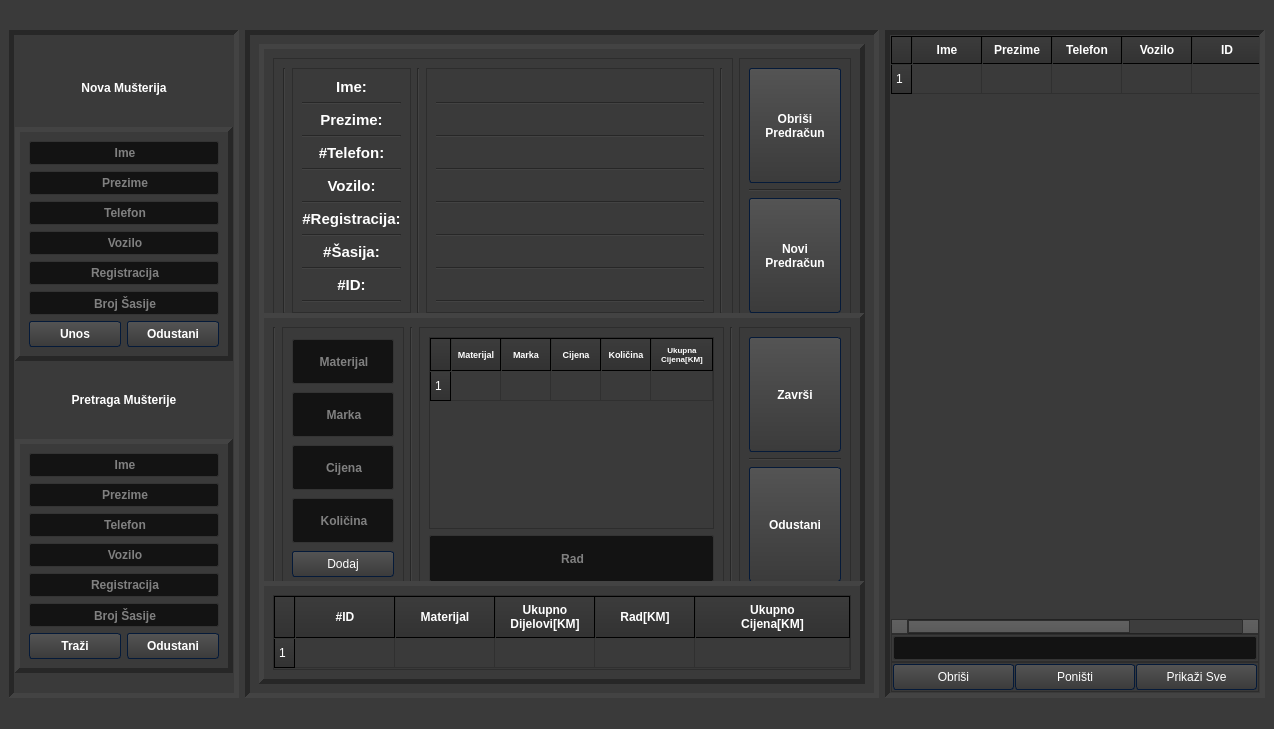
Qt form untitled.ui (4ntim4tter/Budget-Flow) before a commit.
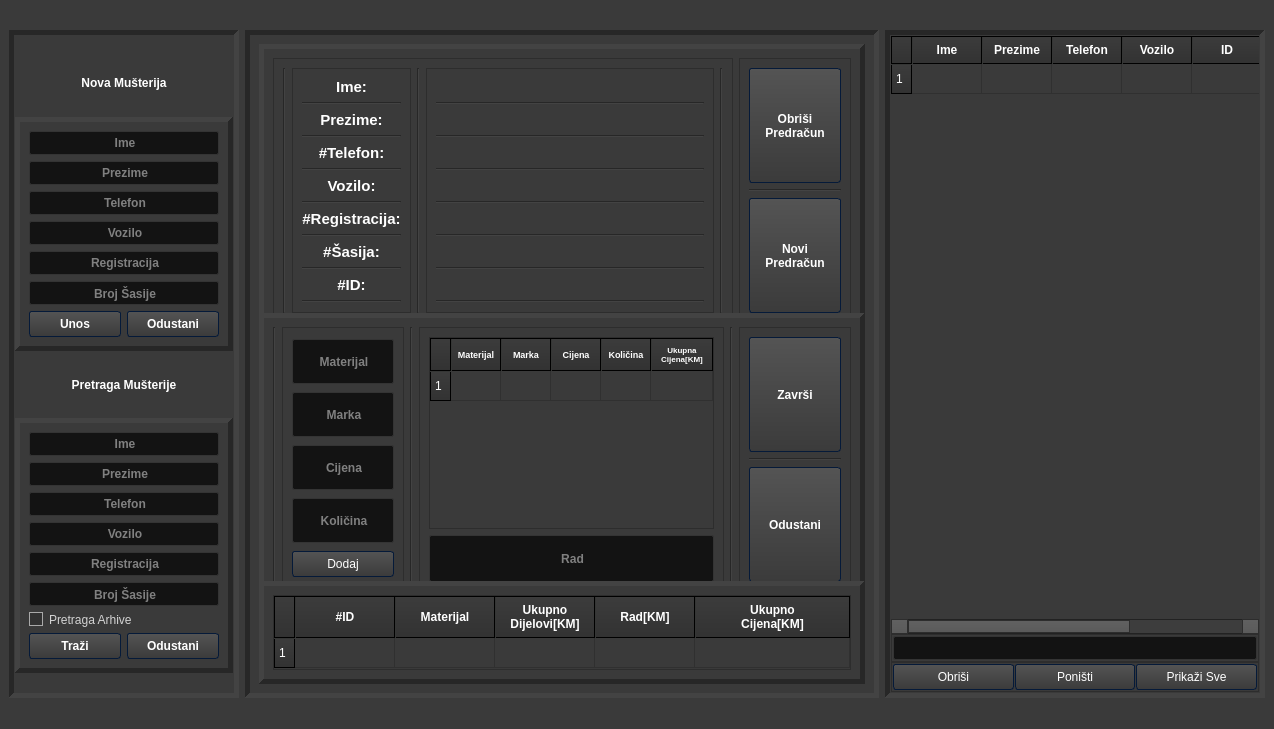
The same form after that commit. Icons and pictures are not drawn.

Commit message: added archive button

Patch:
```diff
--- a/untitled.ui
+++ b/untitled.ui
@@ -1395,7 +1395,7 @@
           <number>5</number>
          </property>
          <layout class="QFormLayout" name="formLayout_3">
-          <item row="1" column="0" colspan="2">
+          <item row="0" column="0" colspan="2">
            <widget class="QLineEdit" name="search_customer_name">
             <property name="sizePolicy">
              <sizepolicy hsizetype="Expanding" vsizetype="Expanding">
@@ -1419,7 +1419,7 @@
             </property>
            </widget>
           </item>
-          <item row="2" column="0" colspan="2">
+          <item row="1" column="0" colspan="2">
            <widget class="QLineEdit" name="search_customer_surname">
             <property name="sizePolicy">
              <sizepolicy hsizetype="Expanding" vsizetype="Expanding">
@@ -1443,7 +1443,7 @@
             </property>
            </widget>
           </item>
-          <item row="3" column="0" colspan="2">
+          <item row="2" column="0" colspan="2">
            <widget class="QLineEdit" name="search_customer_phone">
             <property name="sizePolicy">
              <sizepolicy hsizetype="Expanding" vsizetype="Expanding">
@@ -1470,7 +1470,7 @@
             </property>
            </widget>
           </item>
-          <item row="4" column="0" colspan="2">
+          <item row="3" column="0" colspan="2">
            <widget class="QLineEdit" name="search_customer_vehicle">
             <property name="sizePolicy">
              <sizepolicy hsizetype="Expanding" vsizetype="Expanding">
@@ -1497,7 +1497,7 @@
             </property>
            </widget>
           </item>
-          <item row="5" column="0" colspan="2">
+          <item row="4" column="0" colspan="2">
            <widget class="QLineEdit" name="search_customer_plates">
             <property name="sizePolicy">
              <sizepolicy hsizetype="Expanding" vsizetype="Expanding">
@@ -1521,7 +1521,7 @@
             </property>
            </widget>
           </item>
-          <item row="6" column="0" colspan="2">
+          <item row="5" column="0" colspan="2">
            <widget class="QLineEdit" name="search_customer_chasis">
             <property name="sizePolicy">
              <sizepolicy hsizetype="Expanding" vsizetype="Expanding">
@@ -1590,6 +1590,13 @@
             </property>
            </widget>
           </item>
+          <item row="6" column="0" colspan="2">
+           <widget class="QCheckBox" name="archive_checkbox">
+            <property name="text">
+             <string>Pretraga Arhive</string>
+            </property>
+           </widget>
+          </item>
          </layout>
         </widget>
        </item>
```
The commit also changes 8 other files.
